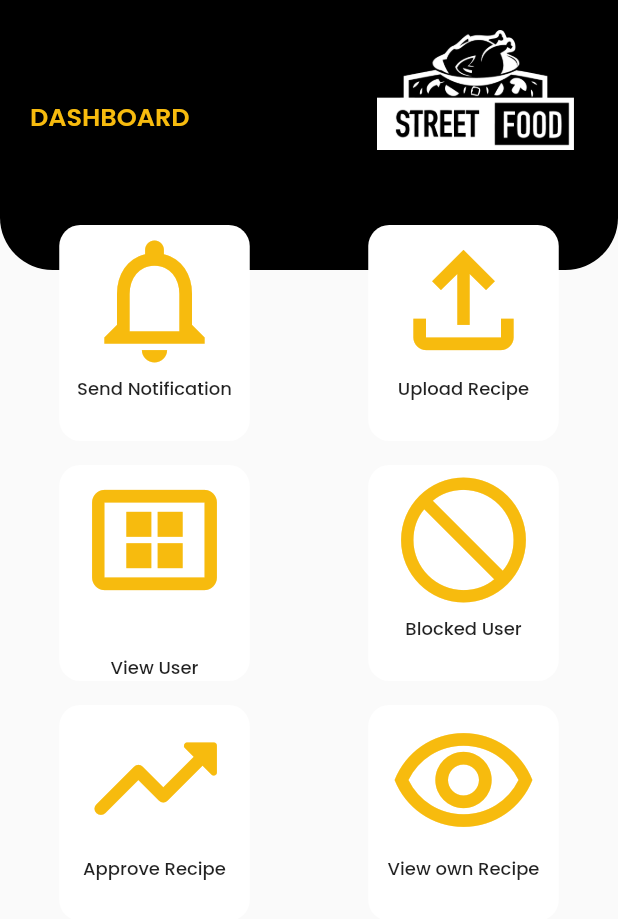
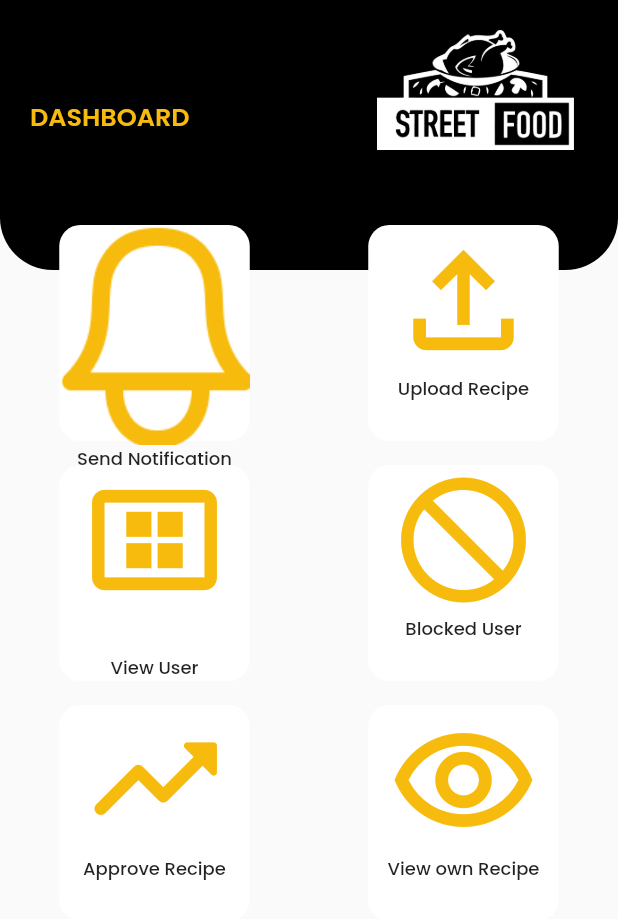
Before and after one commit to MuaazShafi/streetfood, a Flutter app: the AdminHomeScreen screen opened directly, on a phone screen of 412 x 824 dp. Shown: the top 919 px of the screen. Run offline on Flutter 3.47's test engine with Material 2 defaults, Android fonts, the phone set to English and light mode, and no system bars; our stand-ins replace flutter_rating_bar, salomon_bottom_bar.

Commit message:
farooq second commit

```diff
--- a/lib/screen_admin_home.dart
+++ b/lib/screen_admin_home.dart
@@ -59,10 +59,9 @@ class AdminHomeScreen extends StatelessWidget {
                         ),
                         child: Column(
                           children: [
-                            Icon(
-                              Icons.notifications_none_outlined,
-                              size: 100,
-                              color: Color(0xffF7BB0E),
+                            Image(
+                              image: AssetImage('images/notification.icon.png'),
+                              fit: BoxFit.cover,
                             ),
                             Text(
                               'Send Notification',
```
Also changed, not shown: images/approveicon.png (added), images/blocked.icon.png (added), images/eye.icon.png (added), images/notification.icon.png (added), images/upload.icon.png (added), images/view.icon.png (added), lib/generated/assets.dart.
